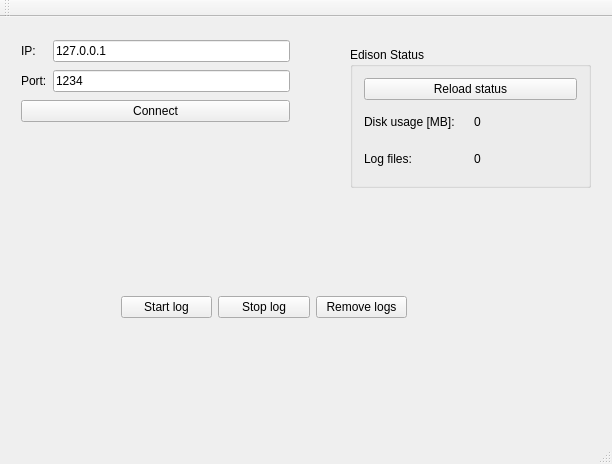
First picture: the form in diagnostic/ui/mainwindow.ui, repository klonage/snowcookie, before the edit.
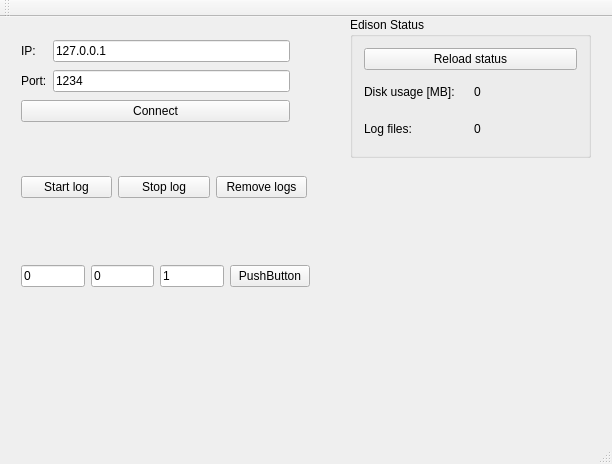
Second picture: the form after the edit.

Commit message: implement divisor frame

The edit to the form file:
```diff
--- a/diagnostic/ui/mainwindow.ui
+++ b/diagnostic/ui/mainwindow.ui
@@ -65,7 +65,7 @@
     <property name="geometry">
      <rect>
       <x>350</x>
-      <y>30</y>
+      <y>0</y>
       <width>241</width>
       <height>141</height>
      </rect>
@@ -118,8 +118,8 @@
    <widget class="QWidget" name="horizontalLayoutWidget">
     <property name="geometry">
      <rect>
-      <x>110</x>
-      <y>250</y>
+      <x>10</x>
+      <y>130</y>
       <width>308</width>
       <height>80</height>
      </rect>
@@ -148,6 +148,46 @@
      </item>
     </layout>
    </widget>
+   <widget class="QWidget" name="horizontalLayoutWidget_2">
+    <property name="geometry">
+     <rect>
+      <x>10</x>
+      <y>219</y>
+      <width>311</width>
+      <height>81</height>
+     </rect>
+    </property>
+    <layout class="QHBoxLayout" name="horizontalLayout_2">
+     <item>
+      <widget class="QLineEdit" name="destLineEdit">
+       <property name="text">
+        <string>0</string>
+       </property>
+      </widget>
+     </item>
+     <item>
+      <widget class="QLineEdit" name="locationLineEdit">
+       <property name="text">
+        <string>0</string>
+       </property>
+      </widget>
+     </item>
+     <item>
+      <widget class="QLineEdit" name="divisorLineEdit">
+       <property name="text">
+        <string>1</string>
+       </property>
+      </widget>
+     </item>
+     <item>
+      <widget class="QPushButton" name="setDivisorPushButton">
+       <property name="text">
+        <string>PushButton</string>
+       </property>
+      </widget>
+     </item>
+    </layout>
+   </widget>
   </widget>
   <widget class="QMenuBar" name="menuBar">
    <property name="geometry">
```
The commit also changes 6 other files.
